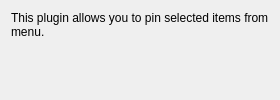
This is plugins/itempinned/itempinnedsettings.ui in hluk/CopyQ as Qt 5 draws it before an edit. The edited form follows.
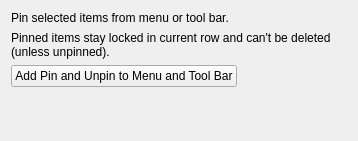
This is the edited form.

Commit message: Add menu and tool bar action directly from plugins

```diff
--- a/plugins/itempinned/itempinnedsettings.ui
+++ b/plugins/itempinned/itempinnedsettings.ui
@@ -2,17 +2,59 @@
 <ui version="4.0">
  <class>ItemPinnedSettings</class>
  <widget class="QWidget" name="ItemPinnedSettings">
+  <property name="geometry">
+   <rect>
+    <x>0</x>
+    <y>0</y>
+    <width>358</width>
+    <height>141</height>
+   </rect>
+  </property>
   <layout class="QVBoxLayout" name="verticalLayout">
    <item>
     <widget class="QLabel" name="label">
      <property name="text">
-      <string>This plugin allows you to pin selected items from menu.</string>
+      <string>Pin selected items from menu or tool bar.</string>
      </property>
      <property name="wordWrap">
       <bool>true</bool>
      </property>
     </widget>
    </item>
+   <item>
+    <widget class="QLabel" name="label_2">
+     <property name="text">
+      <string>Pinned items stay locked in current row and can't be deleted (unless unpinned).</string>
+     </property>
+     <property name="wordWrap">
+      <bool>true</bool>
+     </property>
+    </widget>
+   </item>
+   <item>
+    <layout class="QHBoxLayout" name="horizontalLayout">
+     <item>
+      <widget class="QPushButton" name="pushButtonAddCommands">
+       <property name="text">
+        <string>Add Pin and Unpin to Menu and Tool Bar</string>
+       </property>
+      </widget>
+     </item>
+     <item>
+      <spacer name="horizontalSpacer">
+       <property name="orientation">
+        <enum>Qt::Horizontal</enum>
+       </property>
+       <property name="sizeHint" stdset="0">
+        <size>
+         <width>40</width>
+         <height>20</height>
+        </size>
+       </property>
+      </spacer>
+     </item>
+    </layout>
+   </item>
    <item>
     <spacer name="verticalSpacer">
      <property name="orientation">
```
The commit also changes 15 other files.
